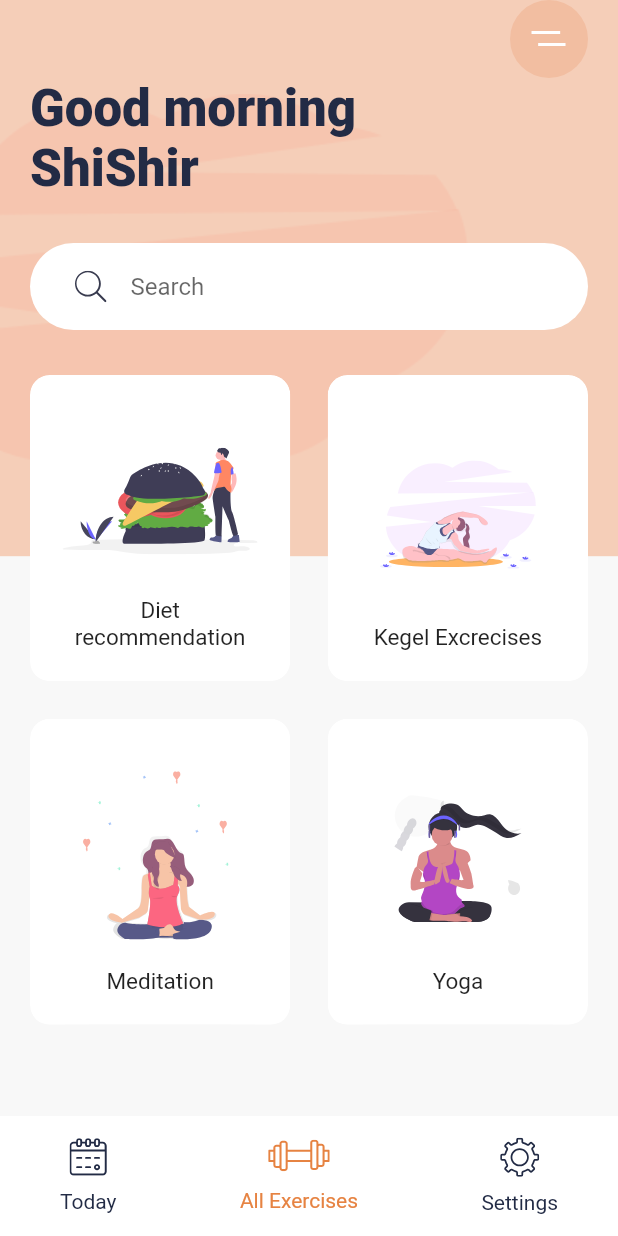
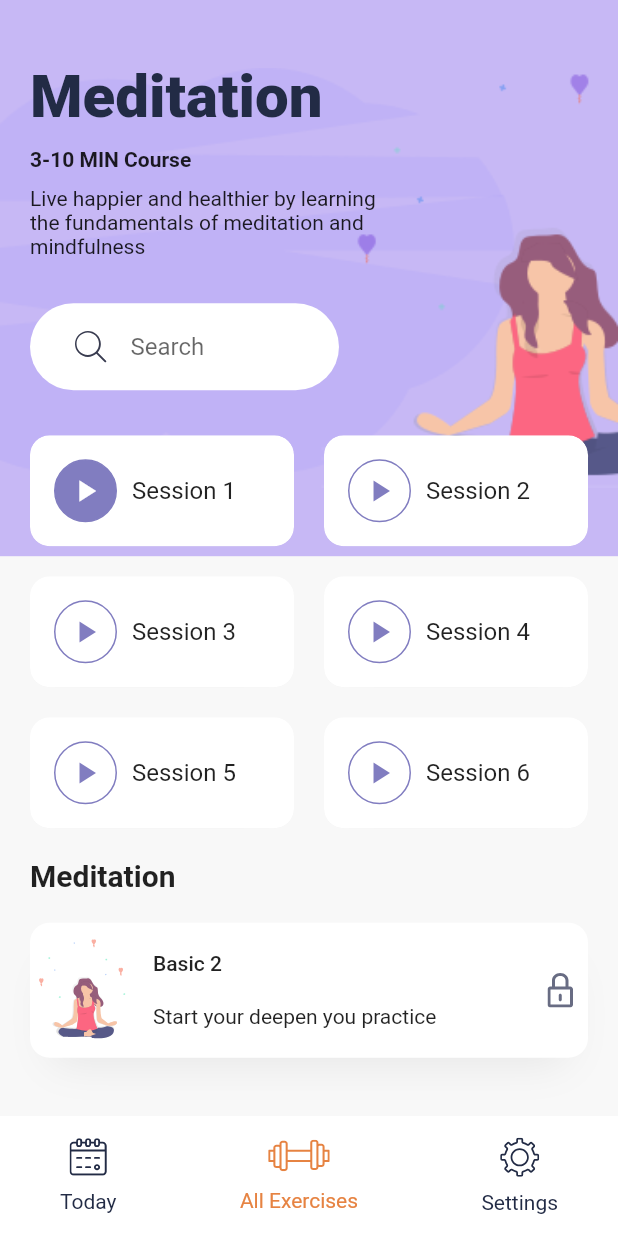
Before and after one commit to KutmanbekovDooron/Daily-Exercises-UI-App, a Flutter app: the screen it shows after launch, after a tap on "Meditation", on a phone screen of 412 x 824 dp. Run offline on Flutter 3.47's test engine with Material 2 defaults, Android fonts, the phone set to English and light mode, and no system bars; our stand-ins replace flutter_svg.

```diff
--- a/lib/main.dart
+++ b/lib/main.dart
@@ -1,6 +1,9 @@
 import 'package:daily_exercises/constants.dart';
+import 'package:daily_exercises/screens/detail_screen.dart';
 import 'package:daily_exercises/widgets/bottom_nav_bar.dart';
 import 'package:daily_exercises/widgets/category_card.dart';
+import 'package:daily_exercises/widgets/search_bar.dart';
+import 'package:flutter/cupertino.dart';
 import 'package:flutter/material.dart';
 import 'package:flutter_svg/flutter_svg.dart';
 
@@ -34,19 +37,7 @@ class HomeScreen extends StatelessWidget {
   Widget build(BuildContext context) {
     var size = MediaQuery.of(context).size;
     return Scaffold(
-      bottomNavigationBar: Container(
-        padding: const EdgeInsets.symmetric(horizontal: 40, vertical: 10),
-        height: 80,
-        color: Colors.white,
-        child: Row(
-          mainAxisAlignment: MainAxisAlignment.spaceBetween,
-          children: [
-            BottomNavItem(title: 'Today', icon: 'calendar', press: () { },),
-            BottomNavItem(title: 'All Exercises', icon: 'gym', press: () {  }, isActive: true,),
-            BottomNavItem(title: 'Settings', icon: 'Settings', press: () {  },),
-          ],
-        ),
-      ),
+      bottomNavigationBar: const BottomNavBar(),
       body: Stack(
         children: [
           Container(
@@ -83,20 +74,7 @@ class HomeScreen extends StatelessWidget {
                       .headlineMedium!
                       .copyWith(fontWeight: FontWeight.w900),
                 ),
-                Container(
-                  margin: const EdgeInsets.symmetric(vertical: 30),
-                  padding:
-                      const EdgeInsets.symmetric(horizontal: 30, vertical: 5),
-                  decoration: BoxDecoration(
-                      color: Colors.white,
-                      borderRadius: BorderRadius.circular(30)),
-                  child: TextField(
-                    decoration: InputDecoration(
-                        hintText: "Search",
-                        icon: SvgPicture.asset("assets/icons/search.svg"),
-                        border: InputBorder.none),
-                  ),
-                ),
+                const SearchInput(),
                 Expanded(
                     child: GridView.count(
                   crossAxisCount: 2,
@@ -106,19 +84,26 @@ class HomeScreen extends StatelessWidget {
                   children: [
                     CategoryCard(
                       title: "Diet recommendation",
-                      icon: "Hamburger", press: () {  },
+                      icon: "Hamburger",
+                      press: () {},
                     ),
                     CategoryCard(
                       title: "Kegel Excrecises",
-                      icon: "Excrecises", press: () {  },
+                      icon: "Excrecises",
+                      press: () {},
                     ),
                     CategoryCard(
                       title: "Meditation",
-                      icon: "Meditation", press: () {  },
+                      icon: "Meditation",
+                      press: () {
+                        Navigator.push(context,
+                            CupertinoPageRoute(builder: (_) => DetailScreen()));
+                      },
                     ),
                     CategoryCard(
                       title: "Yoga",
-                      icon: "yoga", press: () {  },
+                      icon: "yoga",
+                      press: () {},
                     ),
                   ],
                 ))
--- /dev/null
+++ b/lib/screens/detail_screen.dart
@@ -0,0 +1,219 @@
+import 'package:daily_exercises/constants.dart';
+import 'package:daily_exercises/widgets/bottom_nav_bar.dart';
+import 'package:flutter/material.dart';
+import 'package:flutter_svg/flutter_svg.dart';
+
+import '../widgets/search_bar.dart';
+
+class DetailScreen extends StatelessWidget {
+  const DetailScreen({Key? key}) : super(key: key);
+
+  @override
+  Widget build(BuildContext context) {
+    var size = MediaQuery.of(context).size;
+    return Scaffold(
+      bottomNavigationBar: const BottomNavBar(),
+      body: SingleChildScrollView(
+        child: Stack(
+          children: [
+            Container(
+              height: size.height * .45,
+              decoration: const BoxDecoration(
+                  color: kBlueLightColor,
+                  image: DecorationImage(
+                      image: AssetImage("assets/images/meditation_bg.png"),
+                      fit: BoxFit.fitWidth)),
+            ),
+            SafeArea(
+              child: Padding(
+                padding: const EdgeInsets.symmetric(horizontal: 20.0),
+                child: Column(
+                  crossAxisAlignment: CrossAxisAlignment.start,
+                  children: [
+                    SizedBox(
+                      height: size.height * 0.05,
+                    ),
+                    Text(
+                      "Meditation",
+                      style: Theme.of(context)
+                          .textTheme
+                          .headlineLarge!
+                          .copyWith(fontWeight: FontWeight.w900),
+                    ),
+                    const SizedBox(
+                      height: 10,
+                    ),
+                    const Text(
+                      "3-10 MIN Course",
+                      style: TextStyle(fontWeight: FontWeight.bold),
+                    ),
+                    const SizedBox(
+                      height: 10,
+                    ),
+                    SizedBox(
+                      width: size.width * .6,
+                      child: const Text(
+                        "Live happier and healthier by learning the fundamentals of meditation and mindfulness",
+                      ),
+                    ),
+                    SizedBox(width: size.width * .5, child: const SearchInput()),
+                    Wrap(
+                      spacing: 20,
+                      runSpacing: 20,
+                      children: [
+                        SessionCard(
+                          seassionNum: 1,
+                          isDane: true,
+                          press: () {},
+                        ),
+                        SessionCard(
+                          seassionNum: 2,
+                          press: () {},
+                        ),
+                        SessionCard(
+                          seassionNum: 3,
+                          press: () {},
+                        ),
+                        SessionCard(
+                          seassionNum: 4,
+                          press: () {},
+                        ),
+                        SessionCard(
+                          seassionNum: 5,
+                          press: () {},
+                        ),
+                        SessionCard(
+                          seassionNum: 6,
+                          press: () {},
+                        ),
+                      ],
+                    ),
+                    const SizedBox(
+                      height: 20,
+                    ),
+                    Text(
+                      "Meditation",
+                      style: Theme.of(context)
+                          .textTheme
+                          .titleLarge!
+                          .copyWith(fontWeight: FontWeight.bold),
+                    ),
+                    Container(
+                      height: 90,
+                      margin: const EdgeInsets.symmetric(vertical: 20),
+                      decoration: BoxDecoration(
+                          color: Colors.white,
+                          borderRadius: BorderRadius.circular(13),
+                          boxShadow: const [
+                            BoxShadow(
+                                offset: Offset(0, 17),
+                                blurRadius: 23,
+                                spreadRadius: -13,
+                                color: kShadowColor)
+                          ]),
+                      child: Row(
+                        children: [
+                          SvgPicture.asset(
+                              "assets/icons/Meditation_women_small.svg"),
+                          SizedBox(
+                            width: 10,
+                          ),
+                          Expanded(
+                            child: Column(
+                              mainAxisAlignment: MainAxisAlignment.spaceEvenly,
+                              crossAxisAlignment: CrossAxisAlignment.start,
+                              children: [
+                                Text(
+                                  "Basic 2",
+                                  style: Theme.of(context).textTheme.labelLarge,
+                                ),
+                                const Text(
+                                  "Start your deepen you practice",
+                                )
+                              ],
+                            ),
+                          ),
+                          Padding(
+                            padding: const EdgeInsets.all(10.0),
+                            child: SvgPicture.asset("assets/icons/Lock.svg"),
+                          )
+                        ],
+                      ),
+                    )
+                  ],
+                ),
+              ),
+            )
+          ],
+        ),
+      ),
+    );
+  }
+}
+
+class SessionCard extends StatelessWidget {
+  final int seassionNum;
+  final bool isDane;
+  final VoidCallback press;
+
+  const SessionCard({
+    required this.seassionNum,
+    required this.press,
+    this.isDane = false,
+    super.key,
+  });
+
+  @override
+  Widget build(BuildContext context) {
+    return LayoutBuilder(builder: (context, snapshot) {
+      return ClipRRect(
+        borderRadius: BorderRadius.circular(13),
+        child: Container(
+          width: snapshot.maxWidth / 2 - 10,
+          decoration: BoxDecoration(
+              color: Colors.white,
+              borderRadius: BorderRadius.circular(13),
+              boxShadow: const [
+                BoxShadow(
+                    offset: Offset(0, 17),
+                    blurRadius: 23,
+                    spreadRadius: -13,
+                    color: kShadowColor)
+              ]),
+          child: Material(
+            color: Colors.transparent,
+            child: InkWell(
+              onTap: press,
+              child: Padding(
+                padding: const EdgeInsets.all(16.0),
+                child: Row(
+                  children: [
+                    Container(
+                      height: 42,
+                      width: 42,
+                      decoration: BoxDecoration(
+                          color: isDane ? kBlueColor : Colors.white,
+                          shape: BoxShape.circle,
+                          border: Border.all(color: kBlueColor)),
+                      child: Icon(
+                        Icons.play_arrow,
+                        color: isDane ? Colors.white : kBlueColor,
+                      ),
+                    ),
+                    SizedBox(
+                      width: 10,
+                    ),
+                    Text(
+                      "Session $seassionNum",
+                      style: Theme.of(context).textTheme.titleMedium,
+                    )
+                  ],
+                ),
+              ),
+            ),
+          ),
+        ),
+      );
+    });
+  }
+}
--- a/lib/widgets/bottom_nav_bar.dart
+++ b/lib/widgets/bottom_nav_bar.dart
@@ -1,12 +1,47 @@
 import 'package:daily_exercises/constants.dart';
 import 'package:flutter/material.dart';
 import 'package:flutter_svg/svg.dart';
+
+class BottomNavBar extends StatelessWidget {
+  const BottomNavBar({Key? key}) : super(key: key);
+
+  @override
+  Widget build(BuildContext context) {
+    return Container(
+      padding: const EdgeInsets.symmetric(horizontal: 40, vertical: 10),
+      height: 80,
+      color: Colors.white,
+      child: Row(
+        mainAxisAlignment: MainAxisAlignment.spaceBetween,
+        children: [
+          BottomNavItem(
+            title: 'Today',
+            icon: 'calendar',
+            press: () {},
+          ),
+          BottomNavItem(
+            title: 'All Exercises',
+            icon: 'gym',
+            press: () {},
+            isActive: true,
+          ),
+          BottomNavItem(
+            title: 'Settings',
+            icon: 'Settings',
+            press: () {},
+          ),
+        ],
+      ),
+    );
+  }
+}
 
 class BottomNavItem extends StatelessWidget {
   final String title;
   final String icon;
   final VoidCallback press;
   final bool isActive;
+
   const BottomNavItem({
     required this.title,
     required this.icon,
@@ -18,12 +53,18 @@ class BottomNavItem extends StatelessWidget {
   @override
   Widget build(BuildContext context) {
     return GestureDetector(
-      onTap:press,
+      onTap: press,
       child: Column(
         mainAxisAlignment: MainAxisAlignment.spaceAround,
         children: [
-          SvgPicture.asset("assets/icons/$icon.svg", color: isActive ? kActiveIconColor : kTextColor,),
-          Text(title, style: TextStyle(color: isActive ? kActiveIconColor : kTextColor),)
+          SvgPicture.asset(
+            "assets/icons/$icon.svg",
+            color: isActive ? kActiveIconColor : kTextColor,
+          ),
+          Text(
+            title,
+            style: TextStyle(color: isActive ? kActiveIconColor : kTextColor),
+          )
         ],
       ),
     );
--- /dev/null
+++ b/lib/widgets/search_bar.dart
@@ -0,0 +1,26 @@
+import 'package:flutter/material.dart';
+import 'package:flutter_svg/flutter_svg.dart';
+
+class SearchInput extends StatelessWidget {
+  const SearchInput({
+    super.key,
+  });
+
+  @override
+  Widget build(BuildContext context) {
+    return Container(
+      margin: const EdgeInsets.symmetric(vertical: 30),
+      padding:
+      const EdgeInsets.symmetric(horizontal: 30, vertical: 5),
+      decoration: BoxDecoration(
+          color: Colors.white,
+          borderRadius: BorderRadius.circular(30)),
+      child: TextField(
+        decoration: InputDecoration(
+            hintText: "Search",
+            icon: SvgPicture.asset("assets/icons/search.svg"),
+            border: InputBorder.none),
+      ),
+    );
+  }
+}
```
